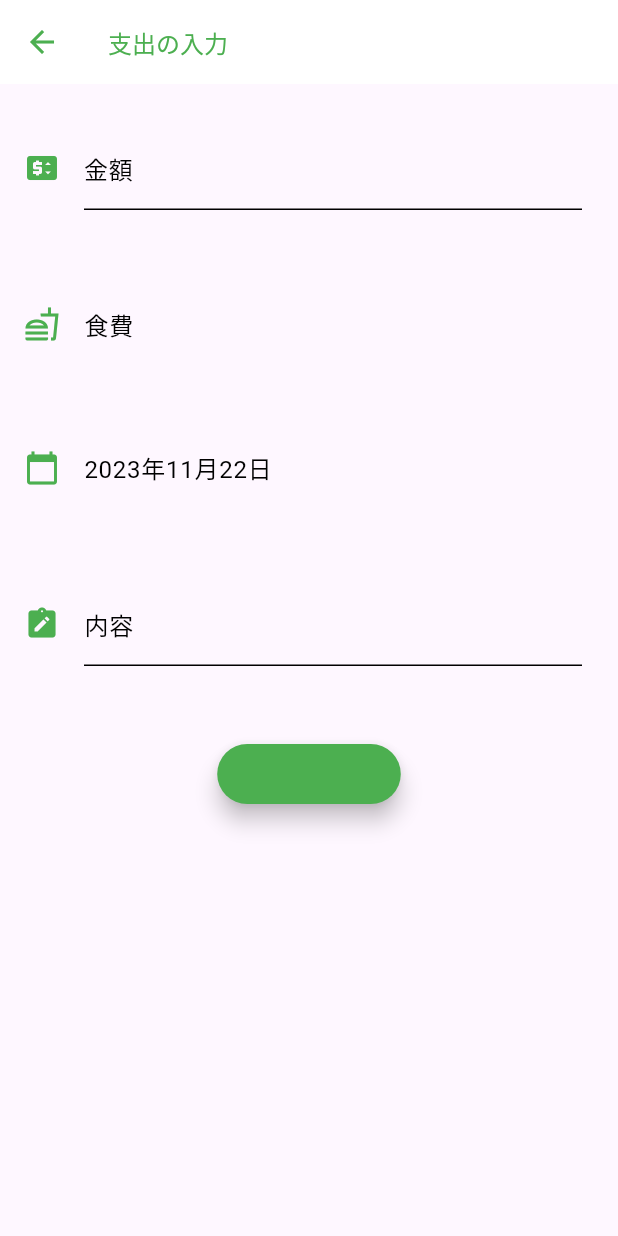
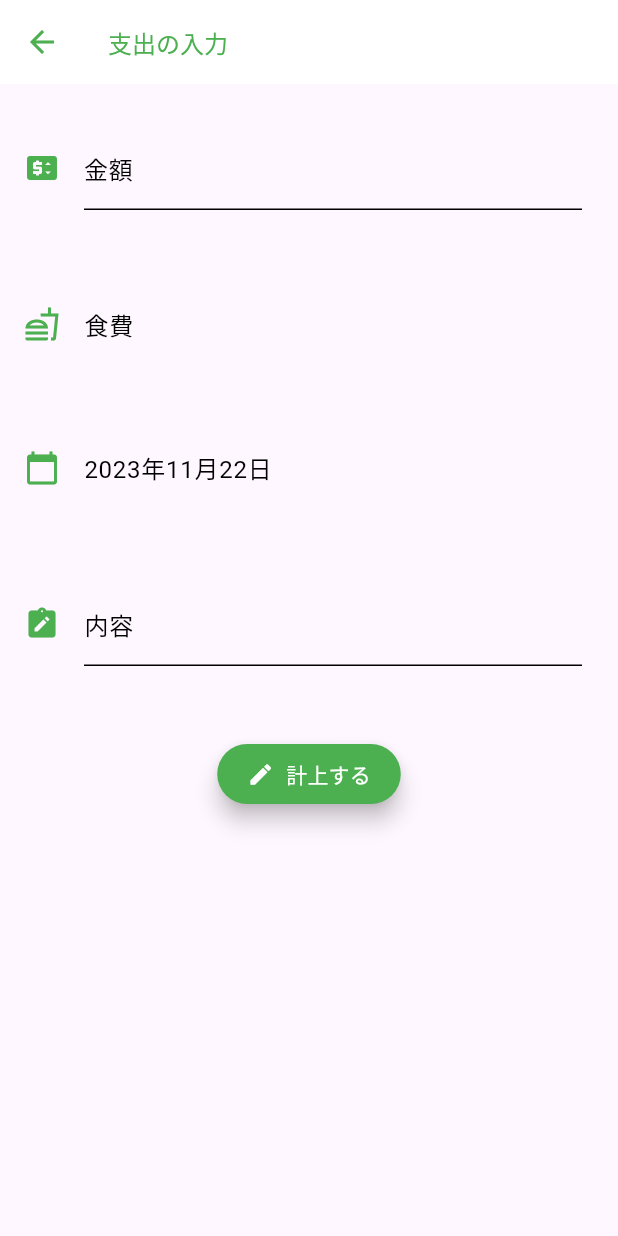
Before and after one commit to oda308/copan_flutter, a Flutter app: the InputExpense screen opened by its route, on a phone screen of 412 x 824 dp. Run offline on Flutter 3.47's test engine with Material 3 defaults, Android fonts, the phone set to English and light mode, and no system bars; our stand-ins replace fl_chart, flutter_riverpod, flutter_secure_storage; accounts and stored records are empty; generated files the repository leaves out were written again; network calls fail.

Commit message:
計上するボタンのスタイルの修正

```diff
--- a/lib/app/page/input_expense.dart
+++ b/lib/app/page/input_expense.dart
@@ -241,7 +241,7 @@ class _RecordButton extends ConsumerWidget {
             shape: RoundedRectangleBorder(
                 borderRadius: BorderRadius.circular(30.0)),
           ),
-          icon: const Icon(Icons.edit),
+          icon: Icon(Icons.edit, color: appTheme.appColors.secondaryText),
           onPressed: () {
             Navigator.of(context).pop();
 
@@ -261,8 +261,9 @@ class _RecordButton extends ConsumerWidget {
 
             ref.read(expensesProvider.notifier).addExpense(inputted);
           },
-          label: const Text(
+          label: Text(
             '計上する',
+            style: TextStyle(color: appTheme.appColors.secondaryText),
           ),
         ),
       ),
```
